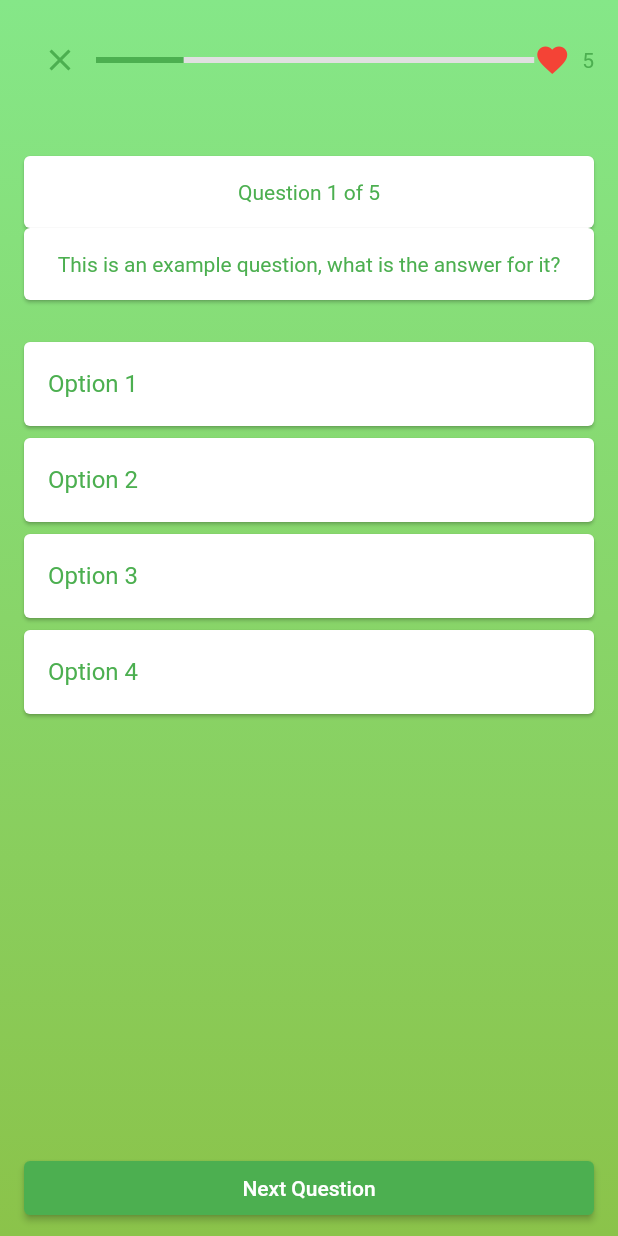
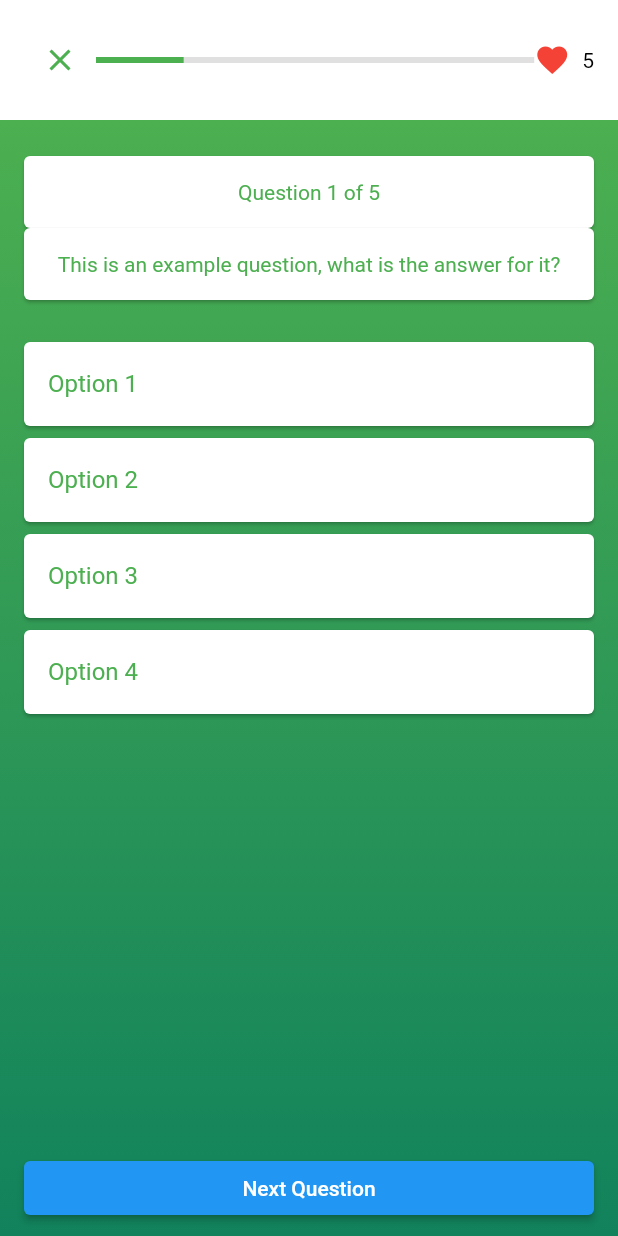
Before and after one commit to kygoben/hackutd, a Flutter app: the screen it shows after launch, after a tap on an icon or button, on a phone screen of 412 x 824 dp. Run offline on Flutter 3.47's test engine with Material 2 defaults, Android fonts, the phone set to English and light mode, and no system bars.

Commit message:
Sick gradient, fixed the green color scheme and changed some other UI things

```diff
--- a/finteach/lib/Presentation/lesson_page.dart
+++ b/finteach/lib/Presentation/lesson_page.dart
@@ -8,20 +8,11 @@ class LessonPage extends StatelessWidget {
   @override
   Widget build(BuildContext context) {
     return Scaffold(
-      body: Container(
-        decoration: const BoxDecoration(
-          gradient: LinearGradient(
-            colors: [Color.fromARGB(255, 133, 231, 136), Colors.lightGreen],
-            begin: Alignment.topCenter,
-            end: Alignment.bottomCenter,
-          ),
-        ),
-        child: SafeArea(
-          child: Column(
-            crossAxisAlignment: CrossAxisAlignment.stretch,
-            children: <Widget>[
-              // Top row with back button, progress bar, and hearts
-              Padding(
+      body: Column(
+        children: [
+          // Top bar with white background
+          Container(
+            color: Colors.white,
             padding: const EdgeInsets.all(16.0),
             child: Row(
               mainAxisAlignment: MainAxisAlignment.spaceBetween,
@@ -34,6 +25,23 @@ class LessonPage extends StatelessWidget {
               ],
             ),
           ),
+          Expanded(
+            child: Container(
+              decoration: const BoxDecoration(
+                gradient: LinearGradient(
+                  colors: [
+                    Colors.green, // Lighter green gradient
+                    Color(0xFF11825C)
+                  ], // Darker green gradient
+                  begin: Alignment.topCenter,
+                  end: Alignment.bottomCenter,
+                ),
+              ),
+              child: SafeArea(
+                top: false, // SafeArea is now only needed for bottom part
+                child: Column(
+                  crossAxisAlignment: CrossAxisAlignment.stretch,
+                  children: <Widget>[
                     SizedBox(height: 24),
                     _buildCard(context, 'Question 1 of 5'),
                     _buildCard(context,
@@ -51,10 +59,9 @@ class LessonPage extends StatelessWidget {
                       ),
                     ),
                     Padding(
-                padding:
-                    const EdgeInsets.symmetric(horizontal: 16.0, vertical: 8.0),
+                      padding: const EdgeInsets.symmetric(
+                          horizontal: 16.0, vertical: 8.0),
                       child: ElevatedButton(
-                  style: ElevatedButton.styleFrom(primary: Colors.green),
                         child: Text('Next Question'),
                         onPressed: () {
                           // Handle next question action
@@ -64,6 +71,9 @@ class LessonPage extends StatelessWidget {
                   ],
                 ),
               ),
+            ),
+          ),
+        ],
       ),
     );
   }
@@ -90,7 +100,7 @@ class LessonPage extends StatelessWidget {
       children: [
         Icon(Icons.favorite, color: Colors.red),
         SizedBox(width: 8),
-        Text('$heartCount', style: TextStyle(color: Colors.green)),
+        Text('$heartCount', style: TextStyle(color: Colors.black)),
       ],
     );
   }
```
Lines whose indentation alone changed are shown as unchanged.
